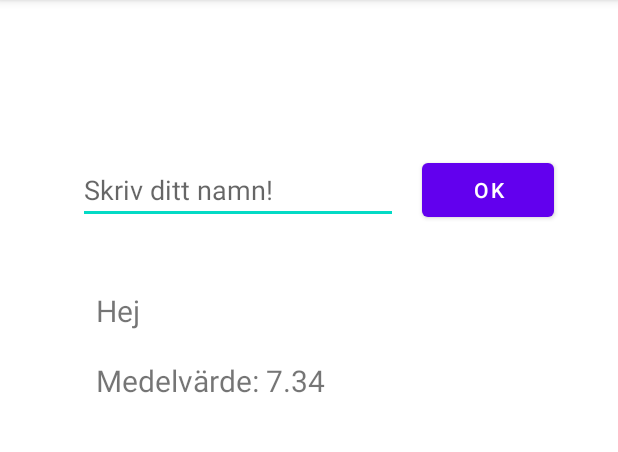
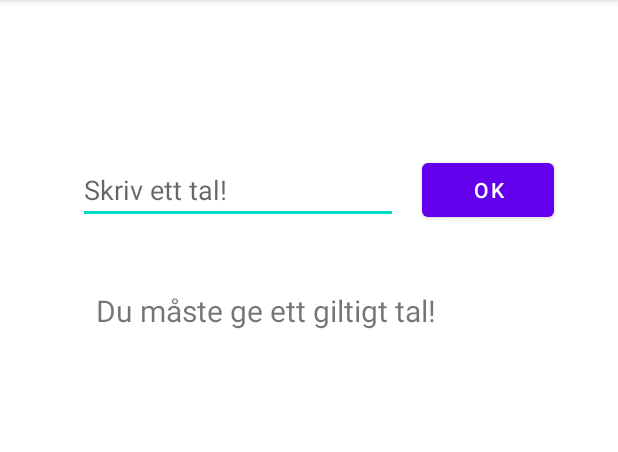
Before and after one commit to fw-23/sos23-exempel, an Android app: the screen it shows after launch (MainActivity), after a tap on "OK", on a phone screen of 412 x 824 dp, the part 84-536 px from its top. Run offline under Robolectric (Android 15) with nearby library versions, the phone set to English and light mode, and no system bars.

Commit message:
Lektion 9 try/catch and toast

```diff
--- a/app/src/main/java/fi/arcada/sos_23_exempel/MainActivity.java
+++ b/app/src/main/java/fi/arcada/sos_23_exempel/MainActivity.java
@@ -6,6 +6,7 @@ import android.os.Bundle;
 import android.view.View;
 import android.widget.EditText;
 import android.widget.TextView;
+import android.widget.Toast;
 
 public class MainActivity extends AppCompatActivity {
 
@@ -26,14 +27,24 @@ public class MainActivity extends AppCompatActivity {
 
         outputText.setText("...");
 
+        Toast.makeText(this, "Hello!", Toast.LENGTH_LONG).show();
+
     }
 
     public void calculate(View view) {
 
-        outputText.setText(String.format("Hej %s\n\nMedelvärde: %.2f",
-                inputText.getText(),
-                Statistics.calcMean(values)
-        ));
+        try {
+            outputText.setText(String.format("Hej talet är %.2f",
+                    Double.parseDouble(inputText.getText().toString())
+            ));
+        } catch (NumberFormatException e) {
+            outputText.setText("Du måste ge ett giltigt tal!");
+
+            // toast: https://developer.android.com/guide/topics/ui/notifiers/toasts#java
+            Toast.makeText(getApplicationContext(), "Du måste ge ett giltigt tal!", Toast.LENGTH_LONG).show();
+
+        }
+
     }
 
 
--- a/app/src/main/res/layout/activity_main.xml
+++ b/app/src/main/res/layout/activity_main.xml
@@ -24,7 +24,7 @@
         android:layout_marginStart="52dp"
         android:layout_marginTop="104dp"
         android:ems="10"
-        android:hint="Skriv ditt namn!"
+        android:hint="Skriv ett tal!"
         android:inputType="textPersonName"
         app:layout_constraintStart_toStartOf="parent"
         app:layout_constraintTop_toTopOf="parent" />
```
